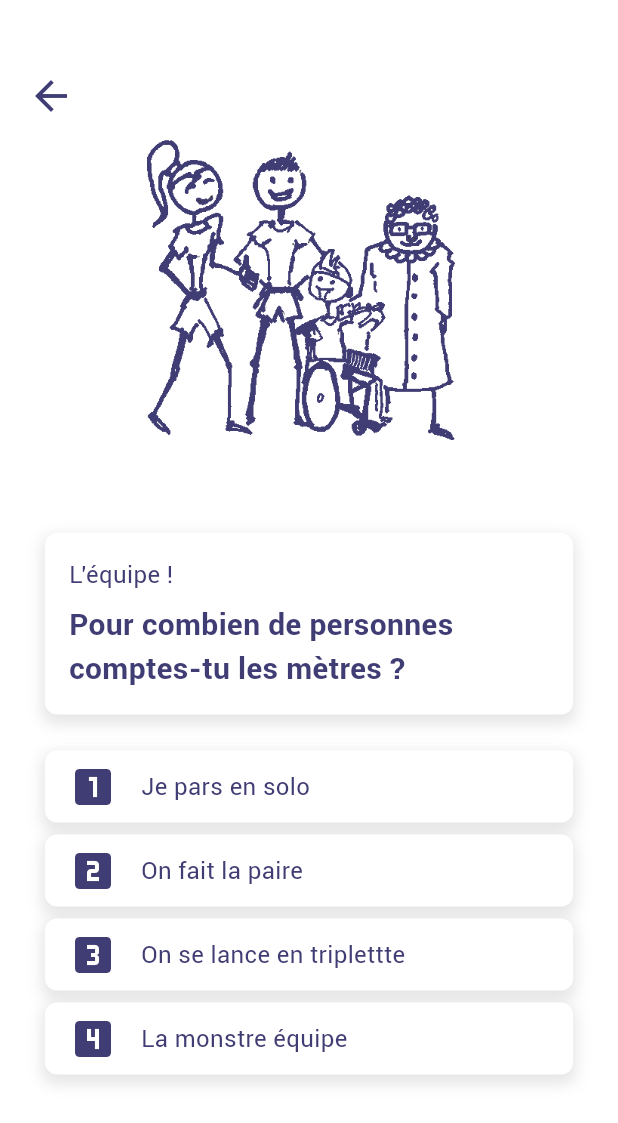
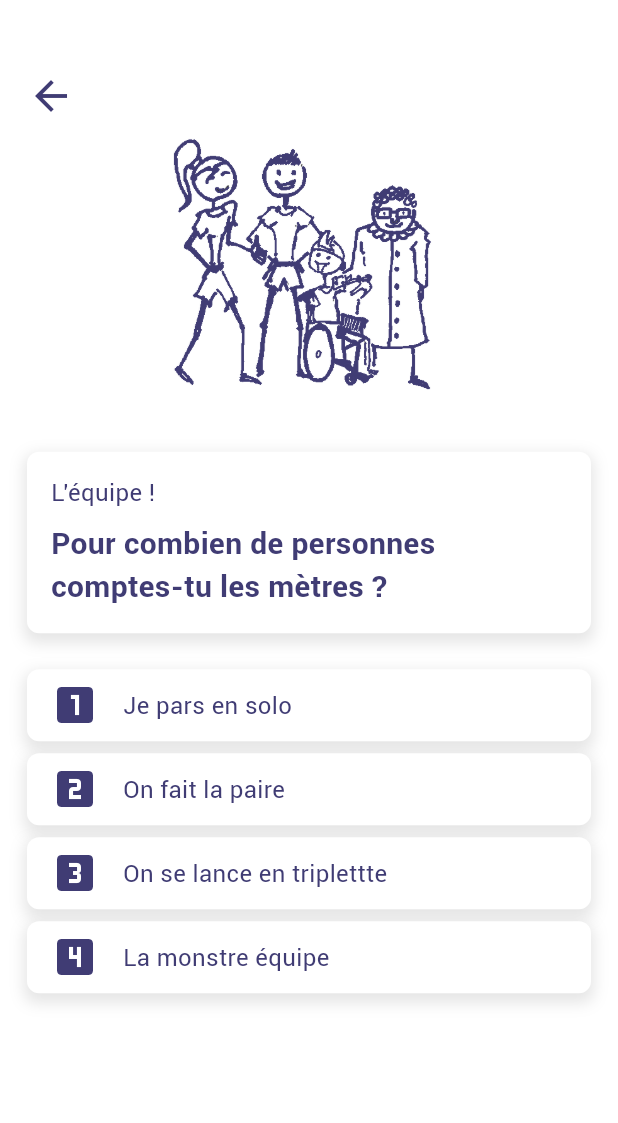
Before and after one commit to RQMAppTB/TB_App_RQM, a Flutter app: the SetupTeamScreen screen opened directly, on a phone screen of 412 x 824 dp. Shown: the top 1123 px of the screen. Run offline on Flutter 3.47's test engine with Material 3 defaults, Android fonts, the phone set to English and light mode, and no system bars; our stand-ins replace flutter_map, geolocator, latlong2, package_info_plus, shared_preferences; missing offline and left inert: maps_toolkit, mobile_scanner; accounts and stored records are empty; network calls fail.

Commit message:
rework the UI

```diff
--- a/tb_app_rqm/lib/UI/Components/DiscardButton.dart
+++ b/tb_app_rqm/lib/UI/Components/DiscardButton.dart
@@ -24,7 +24,7 @@ class DiscardButton extends StatelessWidget {
       ),
       child: ElevatedButton(
         style: ElevatedButton.styleFrom(
-          backgroundColor: Colors.white, // Center transparent
+          backgroundColor: Color(Config.COLOR_BACKGROUND), // Center transparent
           shadowColor: Colors.white,
           shape: RoundedRectangleBorder(
             borderRadius: BorderRadius.circular(8.0),
--- a/tb_app_rqm/lib/UI/Components/InfoCard.dart
+++ b/tb_app_rqm/lib/UI/Components/InfoCard.dart
@@ -2,19 +2,19 @@ import 'package:flutter/material.dart';
 import '../../Utils/config.dart';
 
 class InfoCard extends StatefulWidget {
-  final Widget? logo; // Make logo optional
+  final Widget? logo;
   final String title;
   final String data;
   final String? additionalDetails;
-  final List<ActionItem>? actionItems; // Combine action icons and labels
+  final List<ActionItem>? actionItems;
 
   const InfoCard({
     super.key,
-    this.logo, // Make logo optional
+    this.logo,
     required this.title,
     required this.data,
     this.additionalDetails,
-    this.actionItems, // Initialize action items
+    this.actionItems,
   });
 
   @override
@@ -75,7 +75,7 @@ class _InfoCardState extends State<InfoCard> with SingleTickerProviderStateMixin
       child: Container(
         width: double.infinity,
         decoration: BoxDecoration(
-          color: Colors.white, // Changed from gradient to white color
+          color: Colors.white,
           borderRadius: BorderRadius.circular(8.0),
           boxShadow: [
             BoxShadow(
@@ -86,21 +86,31 @@ class _InfoCardState extends State<InfoCard> with SingleTickerProviderStateMixin
             ),
           ],
         ),
-        padding: const EdgeInsets.all(16.0), // Move padding here
+        padding: const EdgeInsets.all(16.0),
         child: Column(
           crossAxisAlignment: CrossAxisAlignment.start,
           children: [
             Row(
               children: [
-                if (widget.logo != null) // Check if logo is not null
-                  IconTheme(
-                    data: const IconThemeData(
-                      size: 32,
-                      color: Color(Config.COLOR_APP_BAR),
+                if (widget.logo != null)
+                  Container(
+                    width: 60,
+                    height: 60,
+                    decoration: BoxDecoration(
+                      shape: BoxShape.circle,
+                      color: Color(Config.COLOR_APP_BAR).withOpacity(0.15),
                     ),
-                    child: widget.logo!,
+                    child: Center(
+                      child: IconTheme(
+                        data: const IconThemeData(
+                          size: 32,
+                          color: Color(Config.COLOR_APP_BAR),
+                        ),
+                        child: widget.logo!,
+                      ),
+                    ),
                   ),
-                if (widget.logo != null) const SizedBox(width: 16), // Add spacing if logo is present
+                if (widget.logo != null) const SizedBox(width: 16),
                 Expanded(
                   child: Column(
                     crossAxisAlignment: CrossAxisAlignment.start,
@@ -138,7 +148,6 @@ class _InfoCardState extends State<InfoCard> with SingleTickerProviderStateMixin
               child: Column(
                 crossAxisAlignment: CrossAxisAlignment.start,
                 children: [
-                  // Add padding before additionalDetails text
                   if (widget.additionalDetails != null) const SizedBox(height: 16),
                   if (widget.additionalDetails != null)
                     Text(
@@ -158,7 +167,7 @@ class _InfoCardState extends State<InfoCard> with SingleTickerProviderStateMixin
                 mainAxisAlignment: MainAxisAlignment.end,
                 children: widget.actionItems!.map((actionItem) {
                   return Padding(
-                    padding: const EdgeInsets.only(left: 20.0), // Add left margin between icons
+                    padding: const EdgeInsets.only(left: 20.0),
                     child: Column(
                       children: [
                         IconButton(
--- a/tb_app_rqm/lib/UI/Components/TapCard.dart
+++ b/tb_app_rqm/lib/UI/Components/TapCard.dart
@@ -42,7 +42,7 @@ class TapCard extends StatelessWidget {
                 IconTheme(
                   data: IconThemeData(
                     size: 32,
-                    color: isSelected ? Colors.white : Color(Config.COLOR_APP_BAR), // Change logo color if selected
+                    color: isSelected ? Colors.white : const Color(Config.COLOR_APP_BAR), // Change logo color if selected
                   ),
                   child: logo,
                 ),
--- a/tb_app_rqm/lib/UI/Components/TopAppBar.dart
+++ b/tb_app_rqm/lib/UI/Components/TopAppBar.dart
@@ -80,7 +80,7 @@ class TopAppBar extends StatelessWidget implements PreferredSizeWidget {
           ],
         ),
         Container(
-          color: Color(Config.COLOR_APP_BAR).withOpacity(0.1),
+          color: const Color(Config.COLOR_APP_BAR).withOpacity(0.1),
           height: 3.0,
         ),
       ],
--- a/tb_app_rqm/lib/UI/LoadingScreen.dart
+++ b/tb_app_rqm/lib/UI/LoadingScreen.dart
@@ -28,7 +28,7 @@ class LoadingScreen extends StatelessWidget {
                       padding: const EdgeInsets.symmetric(horizontal: 20.0), // Add padding
                       child: Text(
                         text!,
-                        style: TextStyle(
+                        style: const TextStyle(
                           fontSize: 16,
                           color: Color(Config.COLOR_APP_BAR),
                         ),
--- a/tb_app_rqm/lib/UI/LoginScreen.dart
+++ b/tb_app_rqm/lib/UI/LoginScreen.dart
@@ -164,7 +164,7 @@ class _LoginState extends State<Login> with SingleTickerProviderStateMixin {
                         const SizedBox(height: 20), // Add small margin
                         Container(
                           decoration: BoxDecoration(
-                            color: const Color(Config.COLOR_APP_BAR).withOpacity(0.1),
+                            color: const Color(Config.COLOR_APP_BAR).withOpacity(0.15),
                             borderRadius: BorderRadius.circular(2.0),
                           ),
                           child: TextField(
--- a/tb_app_rqm/lib/UI/SetupTeamScreen.dart
+++ b/tb_app_rqm/lib/UI/SetupTeamScreen.dart
@@ -1,4 +1,3 @@
-import 'dart:developer';
 import 'package:flutter/material.dart';
 import '../Utils/config.dart';
 import 'Components/InfoCard.dart';
@@ -6,7 +5,6 @@ import 'Components/ActionButton.dart';
 import 'SetupScanScreen.dart';
 import 'LoadingScreen.dart';
 import 'Components/TapCard.dart';
-import 'Components/ActionButton.dart';
 
 class SetupTeamScreen extends StatefulWidget {
   const SetupTeamScreen({super.key});
@@ -51,7 +49,7 @@ class _SetupTeamScreenState extends State<SetupTeamScreen> {
           SingleChildScrollView(
             // Make the full page scrollable
             child: Padding(
-              padding: const EdgeInsets.symmetric(horizontal: 22.0),
+              padding: const EdgeInsets.symmetric(horizontal: 10.0),
               child: Column(
                 mainAxisAlignment: MainAxisAlignment.start,
                 crossAxisAlignment: CrossAxisAlignment.start,
@@ -59,15 +57,15 @@ class _SetupTeamScreenState extends State<SetupTeamScreen> {
                   const SizedBox(height: 90),
                   Center(
                     child: Container(
-                      width: MediaQuery.of(context).size.width * 0.6,
+                      width: MediaQuery.of(context).size.width * 0.5,
                       child: const Image(image: AssetImage('assets/pictures/DrawTeam-removebg.png')),
                     ),
                   ),
-                  const SizedBox(height: 52),
+                  const SizedBox(height: 32),
                   Container(
                     margin: const EdgeInsets.only(top: 8.0), // Add margin before the InfoCard
                     padding: const EdgeInsets.symmetric(horizontal: 8.0), // Add padding to the left and right
-                    child: InfoCard(
+                    child: const InfoCard(
                       title: "L'équipe !",
                       data: "Pour combien de personnes comptes-tu les mètres ?",
                       actionItems: [],
@@ -79,28 +77,28 @@ class _SetupTeamScreenState extends State<SetupTeamScreen> {
                     child: Column(
                       children: [
                         TapCard(
-                          logo: Icon(Icons.looks_one, size: 32),
+                          logo: const Icon(Icons.looks_one, size: 32),
                           text: "Je pars en solo",
                           onTap: () => _selectParticipants(1),
                           isSelected: _selectedParticipants == 1,
                         ),
                         const SizedBox(height: 8),
                         TapCard(
-                          logo: Icon(Icons.looks_two, size: 32),
+                          logo: const Icon(Icons.looks_two, size: 32),
                           text: "On fait la paire",
                           onTap: () => _selectParticipants(2),
                           isSelected: _selectedParticipants == 2,
                         ),
                         const SizedBox(height: 8),
                         TapCard(
-                          logo: Icon(Icons.looks_3, size: 32),
+                          logo: const Icon(Icons.looks_3, size: 32),
                           text: "On se lance en triplettte",
                           onTap: () => _selectParticipants(3),
                           isSelected: _selectedParticipants == 3,
                         ),
                         const SizedBox(height: 8),
                         TapCard(
-                          logo: Icon(Icons.looks_4, size: 32),
+                          logo: const Icon(Icons.looks_4, size: 32),
                           text: "La monstre équipe",
                           onTap: () => _selectParticipants(4),
                           isSelected: _selectedParticipants == 4,
@@ -135,7 +133,7 @@ class _SetupTeamScreenState extends State<SetupTeamScreen> {
             Align(
               alignment: Alignment.bottomCenter, // Fix the "Suivant" button at the bottom
               child: Padding(
-                padding: const EdgeInsets.symmetric(horizontal: 22.0, vertical: 20.0), // Add padding
+                padding: const EdgeInsets.symmetric(horizontal: 20.0, vertical: 20.0), // Add padding
                 child: ActionButton(
                   icon: Icons.arrow_forward,
                   text: 'Suivant',
--- a/tb_app_rqm/pubspec.yaml
+++ b/tb_app_rqm/pubspec.yaml
@@ -16,7 +16,7 @@ publish_to: 'none' # Remove this line if you wish to publish to pub.dev
 # https://developer.apple.com/library/archive/documentation/General/Reference/InfoPlistKeyReference/Articles/CoreFoundationKeys.html
 # In Windows, build-name is used as the major, minor, and patch parts
 # of the product and file versions while build-number is used as the build suffix.
-version: 1.0.0+11
+version: 1.0.0+12
 
 environment:
   sdk: '>=3.4.3 <4.0.0'
@@ -80,6 +80,7 @@ flutter:
     - assets/pictures/LogoText.png
     - assets/pictures/LogoTextAnimated.gif
     - assets/pictures/LogoSimpleAnimated.gif
+    - assets/pictures/LogoSimpleOutlined.png
     - assets/pictures/question.png
     - assets/pictures/LauncherLogo.png
     - assets/pictures/DrawPosition-removebg.png
```
Also changed, not shown: tb_app_rqm/lib/UI/Components/ProgressCard.dart (+15 -5 lines), tb_app_rqm/lib/UI/Components/TitleCard.dart (added, +80 -0 lines), tb_app_rqm/lib/UI/ConfirmScreen.dart (+2 -8 lines), tb_app_rqm/lib/UI/InfoScreen.dart (+61 -13 lines), tb_app_rqm/lib/UI/SetupPosScreen.dart (+7 -7 lines), tb_app_rqm/lib/UI/SetupScanScreen.dart (+5 -9 lines), tb_app_rqm/lib/UI/WorkingScreen.dart (+23 -74 lines).
